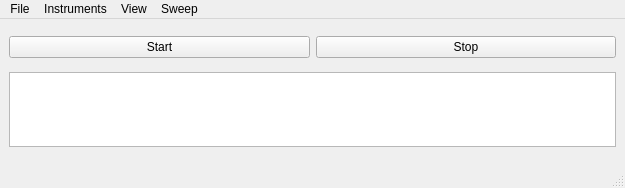
Qt form slab/plotting/script_viewer.ui (SchusterLab/slab) before a commit.
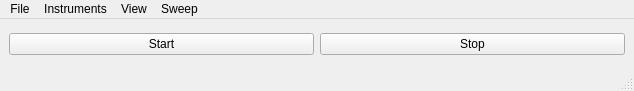
The same form after that commit.

Commit message: All sorts of fun features! (*bugs waiting to happen*)

What changed in the file:
```diff
--- a/slab/plotting/script_viewer.ui
+++ b/slab/plotting/script_viewer.ui
@@ -6,8 +6,8 @@
    <rect>
     <x>0</x>
     <y>0</y>
-    <width>625</width>
-    <height>188</height>
+    <width>634</width>
+    <height>91</height>
    </rect>
   </property>
   <property name="windowTitle">
@@ -36,34 +36,6 @@
       </item>
      </layout>
     </item>
-    <item>
-     <widget class="QTextBrowser" name="message_box">
-      <property name="sizePolicy">
-       <sizepolicy hsizetype="Expanding" vsizetype="Maximum">
-        <horstretch>0</horstretch>
-        <verstretch>0</verstretch>
-       </sizepolicy>
-      </property>
-      <property name="maximumSize">
-       <size>
-        <width>16777215</width>
-        <height>75</height>
-       </size>
-      </property>
-      <property name="font">
-       <font>
-        <family>Lucida Grande</family>
-       </font>
-      </property>
-      <property name="html">
-       <string>&lt;!DOCTYPE HTML PUBLIC &quot;-//W3C//DTD HTML 4.0//EN&quot; &quot;http://www.w3.org/TR/REC-html40/strict.dtd&quot;&gt;
-&lt;html&gt;&lt;head&gt;&lt;meta name=&quot;qrichtext&quot; content=&quot;1&quot; /&gt;&lt;style type=&quot;text/css&quot;&gt;
-p, li { white-space: pre-wrap; }
-&lt;/style&gt;&lt;/head&gt;&lt;body style=&quot; font-family:'Lucida Grande'; font-size:8.25pt; font-weight:400; font-style:normal;&quot;&gt;
-&lt;p style=&quot;-qt-paragraph-type:empty; margin-top:0px; margin-bottom:0px; margin-left:0px; margin-right:0px; -qt-block-indent:0; text-indent:0px; font-size:13pt;&quot;&gt;&lt;/p&gt;&lt;/body&gt;&lt;/html&gt;</string>
-      </property>
-     </widget>
-    </item>
    </layout>
   </widget>
   <widget class="QMenuBar" name="menubar">
@@ -71,7 +43,7 @@
     <rect>
      <x>0</x>
      <y>0</y>
-     <width>625</width>
+     <width>634</width>
      <height>21</height>
     </rect>
    </property>
```
Left out of the diff: 19 changed lines with no effect on the pictures. The commit also changes 1 other file.
